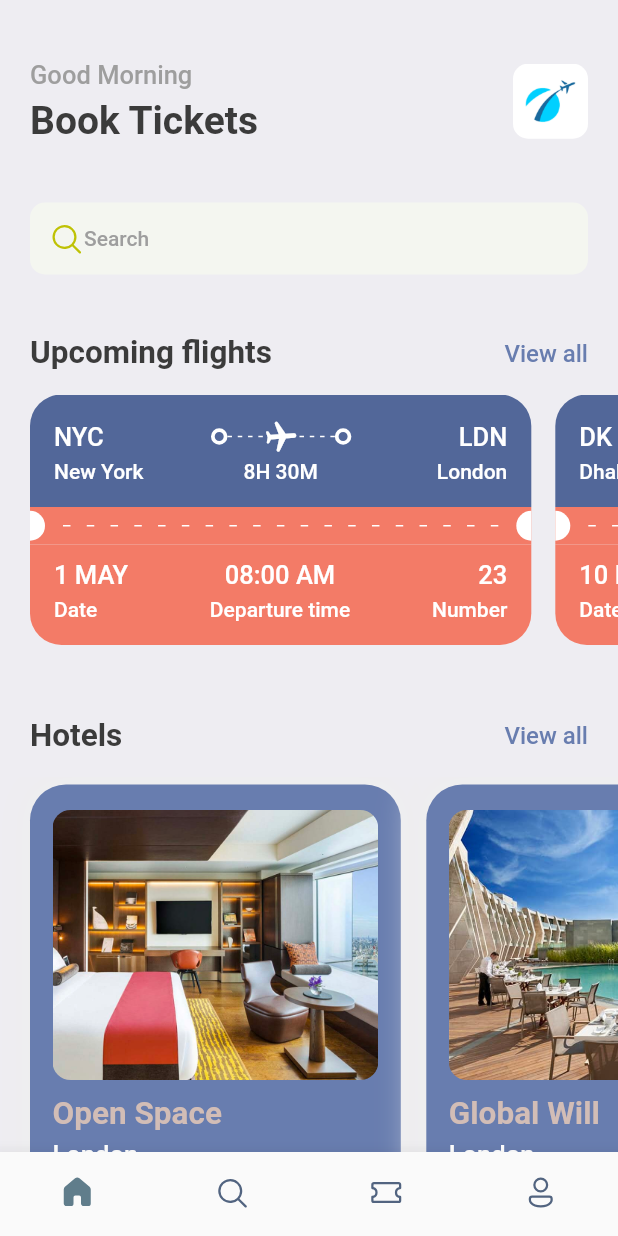
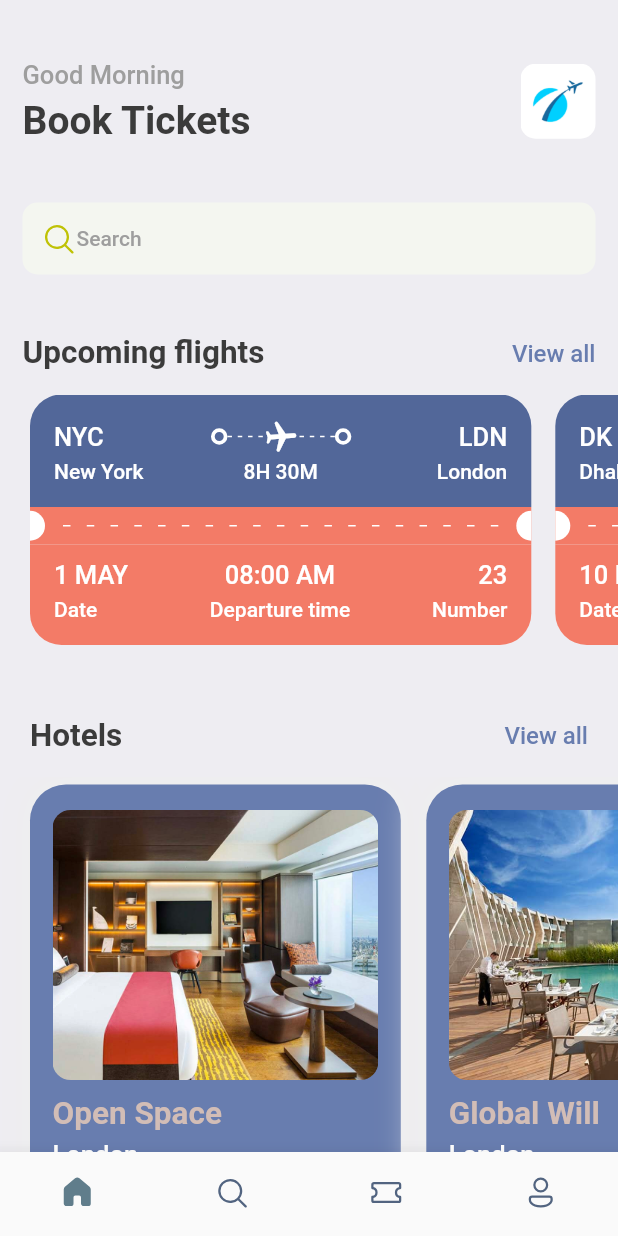
Before and after one commit to JAM5BOCsAdi/booking, a Flutter app: the screen it shows after launch, on a phone screen of 412 x 824 dp. Run offline on Flutter 3.47's test engine with Material 2 defaults, Android fonts, the phone set to English and light mode, and no system bars; our stand-ins replace fluentui_icons, gap, get.

Commit message:
3:26:39 { FINISHED THE HOME SCREEN | GetX Pub Dev | Change every recommended const number | Re-Manage Directories Structure | STARTED Search Screen [2. screen] }

```diff
--- a/lib/screens/home_screen.dart
+++ b/lib/screens/home_screen.dart
@@ -1,7 +1,8 @@
-import 'package:booking/screens/hotel_view.dart';
-import 'package:booking/screens/ticket_view.dart';
 import 'package:booking/utils/app_info_list.dart';
+import 'package:booking/utils/app_layout.dart';
 import 'package:booking/utils/app_styles.dart';
+import 'package:booking/views/hotel_view.dart';
+import 'package:booking/views/ticket_view.dart';
 import 'package:fluentui_icons/fluentui_icons.dart';
 import 'package:flutter/material.dart';
 import 'package:gap/gap.dart';
@@ -16,10 +17,10 @@ class HomeScreen extends StatelessWidget {
       body: ListView(
         children: [
           Container(
-            padding: const EdgeInsets.symmetric(horizontal: 20.0),
+            padding: EdgeInsets.symmetric(horizontal: AppLayout.getWidth(15.0)),
             child: Column(
               children: [
-                const Gap(40),
+                Gap(AppLayout.getHeight(40.0)),
                 Row(
                   mainAxisAlignment: MainAxisAlignment.spaceBetween,
                   children: [
@@ -30,7 +31,7 @@ class HomeScreen extends StatelessWidget {
                           "Good Morning",
                           style: Styles.headLineStyle3,
                         ),
-                        const Gap(5),
+                        Gap(AppLayout.getHeight(5.0)),
                         Text(
                           "Book Tickets",
                           style: Styles.headLineStyle1,
@@ -38,10 +39,10 @@ class HomeScreen extends StatelessWidget {
                       ],
                     ),
                     Container(
-                      height: 50.0,
-                      width: 50.0,
+                      height: AppLayout.getHeight(50.0),
+                      width: AppLayout.getWidth(50.0),
                       decoration: BoxDecoration(
-                        borderRadius: BorderRadius.circular(10.0),
+                        borderRadius: BorderRadius.circular(AppLayout.getHeight(10.0)),
                         image: const DecorationImage(
                           fit: BoxFit.fitHeight,
                           image: AssetImage("assets/images/img_1.png"),
@@ -50,13 +51,13 @@ class HomeScreen extends StatelessWidget {
                     ),
                   ],
                 ),
-                const Gap(40),
+                Gap(AppLayout.getHeight(40.0)),
                 Container(
                   decoration: BoxDecoration(
-                    borderRadius: BorderRadius.circular(10.0),
+                    borderRadius: BorderRadius.circular(AppLayout.getHeight(10.0)),
                     color: const Color(0xFFF4F6F0),
                   ),
-                  padding: const EdgeInsets.all(12.0),
+                  padding: EdgeInsets.all(AppLayout.getHeight(12.0)),
                   child: Row(
                     children: [
                       const Icon(
@@ -70,7 +71,7 @@ class HomeScreen extends StatelessWidget {
                     ],
                   ),
                 ),
-                const Gap(40),
+                Gap(AppLayout.getHeight(40.0)),
                 Row(
                   mainAxisAlignment: MainAxisAlignment.spaceBetween,
                   children: [
@@ -94,17 +95,17 @@ class HomeScreen extends StatelessWidget {
               ],
             ),
           ),
-          const Gap(15),
+          Gap(AppLayout.getHeight(15.0)),
           SingleChildScrollView(
             scrollDirection: Axis.horizontal,
-            padding: const EdgeInsets.only(left: 20.0),
+            padding: EdgeInsets.only(left: AppLayout.getHeight(20.0)),
             child: Row(
               children: ticketList.map((singleTicket) => TicketView(ticket: singleTicket)).toList(),
             ),
           ),
-          const Gap(15),
+          Gap(AppLayout.getHeight(15.0)),
           Container(
-            padding: const EdgeInsets.symmetric(horizontal: 20.0),
+            padding: EdgeInsets.symmetric(horizontal: AppLayout.getWidth(20.0)),
             child: Row(
               mainAxisAlignment: MainAxisAlignment.spaceBetween,
               children: [
@@ -126,10 +127,10 @@ class HomeScreen extends StatelessWidget {
               ],
             ),
           ),
-          const Gap(15),
+          Gap(AppLayout.getHeight(15.0)),
           SingleChildScrollView(
             scrollDirection: Axis.horizontal,
-            padding: const EdgeInsets.only(left: 20.0),
+            padding: EdgeInsets.only(left: AppLayout.getWidth(20.0)),
             child: Row(
               children: hotelList.map((singleHotel) => HotelView(hotel: singleHotel)).toList(),
             ),
--- a/lib/utils/app_layout.dart
+++ b/lib/utils/app_layout.dart
@@ -1,7 +1,26 @@
 import 'package:flutter/material.dart';
+import 'package:get/get.dart';
 
 class AppLayout {
   static getSize(BuildContext context) {
     return MediaQuery.of(context).size;
   }
+
+  static getScreenHeight() {
+    return Get.height;
+  }
+
+  static getScreenWidth() {
+    return Get.width;
+  }
+
+  static getHeight(double pixels) {
+    double x = getScreenHeight() / pixels; // 844/200 = 4.22
+    return getScreenHeight() / x;
+  }
+
+  static getWidth(double pixels) {
+    double x = getScreenWidth() / pixels;
+    return getScreenWidth() / x;
+  }
 }
--- a/lib/screens/hotel_view.dart
+++ b/lib/views/hotel_view.dart
@@ -14,7 +14,7 @@ class HotelView extends StatelessWidget {
     final size = AppLayout.getSize(context);
     return Container(
       width: size.width * 0.6,
-      height: 350.0,
+      height: AppLayout.getHeight(350.0),
       padding: const EdgeInsets.symmetric(horizontal: 15.0, vertical: 17.0),
       margin: const EdgeInsets.only(right: 17.0, top: 5.0),
       decoration: BoxDecoration(
@@ -32,9 +32,9 @@ class HotelView extends StatelessWidget {
         crossAxisAlignment: CrossAxisAlignment.start,
         children: [
           Container(
-            height: 180,
+            height: AppLayout.getHeight(180.0),
             decoration: BoxDecoration(
-              borderRadius: BorderRadius.circular(12.0),
+              borderRadius: BorderRadius.circular(AppLayout.getHeight(12.0)),
               color: Styles.primaryColor,
               image: DecorationImage(
                 fit: BoxFit.cover,
@@ -42,17 +42,17 @@ class HotelView extends StatelessWidget {
               ),
             ),
           ),
-          const Gap(10.0),
+          Gap(AppLayout.getHeight(10.0)),
           Text(
             "${hotel['place']}",
             style: Styles.headLineStyle2.copyWith(color: Styles.kekiColor),
           ),
-          const Gap(5.0),
+          Gap(AppLayout.getHeight(5.0)),
           Text(
             "${hotel['destination']}",
             style: Styles.headLineStyle3.copyWith(color: Colors.white),
           ),
-          const Gap(5.0),
+          Gap(AppLayout.getHeight(5.0)),
           Text(
             "\$${hotel['price']}/night",
             style: Styles.headLineStyle1.copyWith(color: Styles.kekiColor),
--- a/lib/screens/ticket_view.dart
+++ b/lib/views/ticket_view.dart
@@ -14,22 +14,22 @@ class TicketView extends StatelessWidget {
     final size = AppLayout.getSize(context);
     return SizedBox(
       width: size.width * 0.85,
-      height: 200.0,
+      height: AppLayout.getHeight(200.0),
       child: Container(
-        margin: const EdgeInsets.only(right: 16.0),
+        margin: EdgeInsets.only(right: AppLayout.getHeight(16.0)),
         child: Column(
           mainAxisSize: MainAxisSize.min,
           children: [
             // Showing the blue part if the ticket
             Container(
-              decoration: const BoxDecoration(
-                color: Color(0xFF526799),
+              decoration: BoxDecoration(
+                color: const Color(0xFF526799),
                 borderRadius: BorderRadius.only(
-                  topLeft: Radius.circular(21.0),
-                  topRight: Radius.circular(21.0),
+                  topLeft: Radius.circular(AppLayout.getHeight(21.0)),
+                  topRight: Radius.circular(AppLayout.getHeight(21.0)),
                 ),
               ),
-              padding: const EdgeInsets.all(16.0),
+              padding: EdgeInsets.all(AppLayout.getHeight(16.0)),
               child: Column(
                 children: [
                   Row(
@@ -47,7 +47,7 @@ class TicketView extends StatelessWidget {
                           // Widget over lapping
                           children: [
                             SizedBox(
-                              height: 24.0,
+                              height: AppLayout.getHeight(24.0),
                               child: LayoutBuilder(
                                 builder: (BuildContext context, BoxConstraints constraints) {
                                   print("The width is ${constraints.constrainWidth()}");
@@ -78,7 +78,6 @@ class TicketView extends StatelessWidget {
                           ],
                         ),
                       ), // const Spacer(),
-
                       const ThickContainer(),
                       Expanded(child: Container()), // const Spacer(),
                       Text(
@@ -89,12 +88,12 @@ class TicketView extends StatelessWidget {
                       ),
                     ],
                   ),
-                  const Gap(3),
+                  Gap(AppLayout.getHeight(3.0)),
                   Row(
                     mainAxisAlignment: MainAxisAlignment.spaceBetween,
                     children: [
                       SizedBox(
-                        width: 100.0,
+                        width: AppLayout.getWidth(100.0),
                         child: Text(
                           "${ticket['from']['name']}",
                           style: Styles.headLineStyle4.copyWith(color: Colors.white),
@@ -105,7 +104,7 @@ class TicketView extends StatelessWidget {
                         style: Styles.headLineStyle4.copyWith(color: Colors.white),
                       ),
                       SizedBox(
-                        width: 100.0,
+                        width: AppLayout.getWidth(100.0),
                         child: Text(
                           "${ticket['to']['name']}",
                           textAlign: TextAlign.end,
@@ -122,22 +121,22 @@ class TicketView extends StatelessWidget {
               color: Styles.orangeColor,
               child: Row(
                 children: [
-                  const SizedBox(
-                    height: 20.0,
-                    width: 10.0,
+                  SizedBox(
+                    height: AppLayout.getHeight(20.0),
+                    width: AppLayout.getWidth(10.0),
                     child: DecoratedBox(
                       decoration: BoxDecoration(
                         color: Colors.white,
                         borderRadius: BorderRadius.only(
-                          topRight: Radius.circular(10.0),
-                          bottomRight: Radius.circular(10.0),
+                          topRight: Radius.circular(AppLayout.getHeight(10.0)),
+                          bottomRight: Radius.circular(AppLayout.getHeight(10.0)),
                         ),
                       ),
                     ),
                   ),
                   Expanded(
                     child: Padding(
-                      padding: const EdgeInsets.all(12.0),
+                      padding: EdgeInsets.all(AppLayout.getHeight(12.0)),
                       child: LayoutBuilder(
                         builder: (BuildContext context, BoxConstraints constraints) {
                           return Flex(
@@ -159,15 +158,15 @@ class TicketView extends StatelessWidget {
                       ),
                     ),
                   ),
-                  const SizedBox(
-                    height: 20.0,
-                    width: 10.0,
+                  SizedBox(
+                    height: AppLayout.getHeight(20.0),
+                    width: AppLayout.getWidth(10.0),
                     child: DecoratedBox(
                       decoration: BoxDecoration(
                         color: Colors.white,
                         borderRadius: BorderRadius.only(
-                          topLeft: Radius.circular(10.0),
-                          bottomLeft: Radius.circular(10.0),
+                          topLeft: Radius.circular(AppLayout.getHeight(10.0)),
+                          bottomLeft: Radius.circular(AppLayout.getHeight(10.0)),
                         ),
                       ),
                     ),
@@ -179,12 +178,12 @@ class TicketView extends StatelessWidget {
             Container(
               decoration: BoxDecoration(
                 color: Styles.orangeColor,
-                borderRadius: const BorderRadius.only(
-                  bottomLeft: Radius.circular(21.0),
-                  bottomRight: Radius.circular(21.0),
+                borderRadius: BorderRadius.only(
+                  bottomLeft: Radius.circular(AppLayout.getHeight(21.0)),
+                  bottomRight: Radius.circular(AppLayout.getHeight(21.0)),
                 ),
               ),
-              padding: const EdgeInsets.only(left: 16.0, top: 10.0, right: 16.0, bottom: 16.0),
+              padding: EdgeInsets.only(left: AppLayout.getHeight(16.0), top: AppLayout.getHeight(10.0), right: AppLayout.getHeight(16.0), bottom: AppLayout.getHeight(16.0)),
               child: Column(
                 children: [
                   Row(
@@ -197,7 +196,7 @@ class TicketView extends StatelessWidget {
                             "${ticket['date']}",
                             style: Styles.headLineStyle3.copyWith(color: Colors.white),
                           ),
-                          const Gap(5),
+                          Gap(AppLayout.getHeight(5.0)),
                           Text(
                             "Date",
                             style: Styles.headLineStyle4.copyWith(color: Colors.white),
@@ -211,7 +210,7 @@ class TicketView extends StatelessWidget {
                             "${ticket['departure_time']}",
                             style: Styles.headLineStyle3.copyWith(color: Colors.white),
                           ),
-                          const Gap(5),
+                          Gap(AppLayout.getHeight(5.0)),
                           Text(
                             "Departure time",
                             style: Styles.headLineStyle4.copyWith(color: Colors.white),
@@ -225,7 +224,7 @@ class TicketView extends StatelessWidget {
                             "${ticket['number']}",
                             style: Styles.headLineStyle3.copyWith(color: Colors.white),
                           ),
-                          const Gap(5),
+                          Gap(AppLayout.getHeight(5.0)),
                           Text(
                             "Number",
                             style: Styles.headLineStyle4.copyWith(color: Colors.white),
```
Also changed, not shown: lib/screens/search_screen.dart (added).
